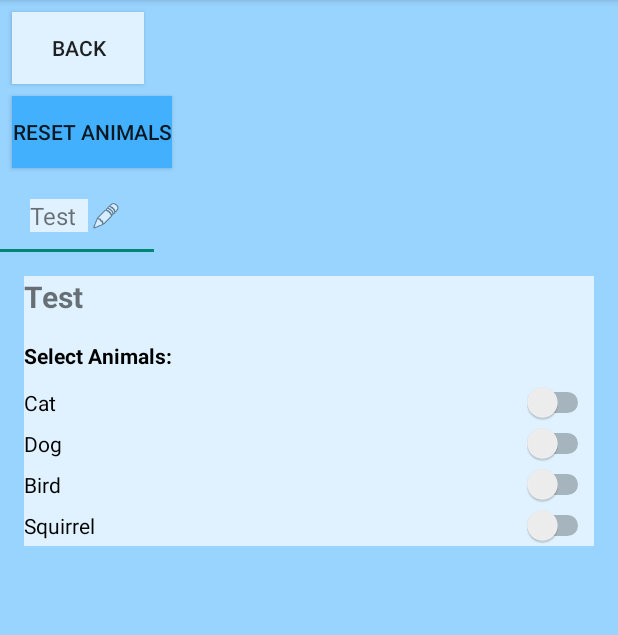
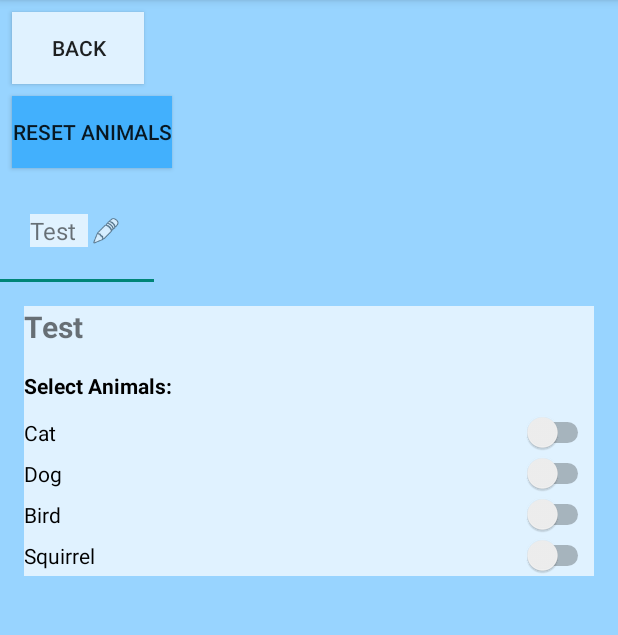
Before and after one commit to Riolan/capstone, an Android app built with Jetpack Compose: the CameraActivity screen opened directly, with no data from a screen before it, on a phone screen of 412 x 824 dp, the part 84-719 px from its top. Run offline under Robolectric (Android 15) with nearby library versions, the phone set to English and light mode, and no system bars.

Commit message:
Minor Modifications

```diff
--- a/MyApplication/app/src/main/res/layout/activity_camera_settings.xml
+++ b/MyApplication/app/src/main/res/layout/activity_camera_settings.xml
@@ -21,11 +21,11 @@ android:layout_height="match_parent"
         android:layout_marginBottom="8dp"
         android:background="#42B0FD"/>
 
-<com.google.android.material.tabs.TabLayout
-    android:id="@+id/tabLayout"
-    android:layout_width="match_parent"
-    android:layout_height="wrap_content"
-    app:tabMode="scrollable"/>
+    <com.google.android.material.tabs.TabLayout
+        android:id="@+id/tabLayout"
+        android:layout_width="match_parent"
+        android:layout_height="68dp"
+        app:tabMode="scrollable" />
 
 <androidx.viewpager2.widget.ViewPager2
     android:id="@+id/viewPager"
--- a/MyApplication/app/src/main/res/layout/activity_main.xml
+++ b/MyApplication/app/src/main/res/layout/activity_main.xml
@@ -73,7 +73,7 @@
     <TextView
         android:id="@+id/dataTextView"
         android:layout_width="match_parent"
-        android:layout_height="30dp"
+        android:layout_height="51dp"
         android:padding="16dp"
         android:text="No data received yet"
         android:textSize="16sp" />
```
